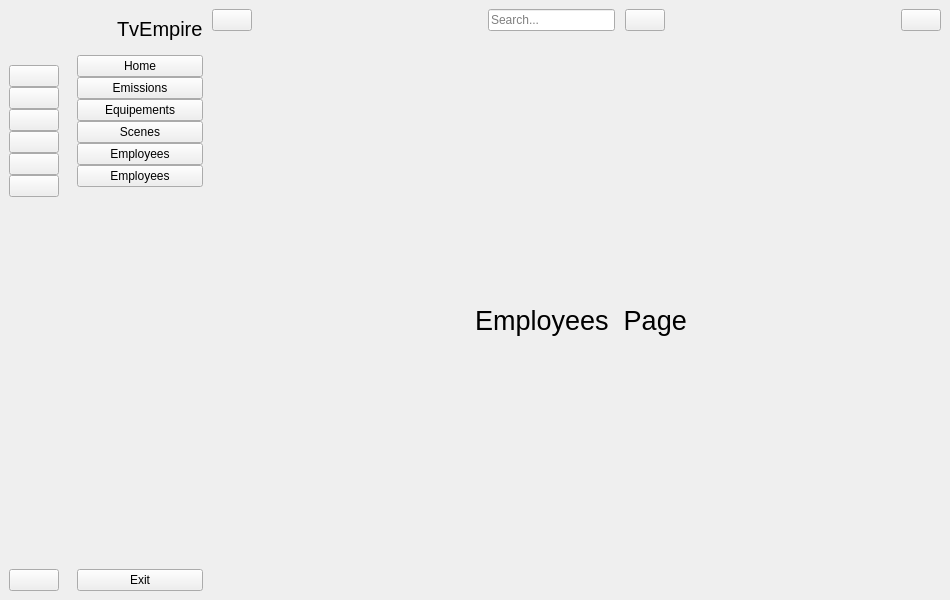
The window that mainwindow.ui (HyperDarkmoon/TVEmpire) describes before a commit, drawn with Qt 5.
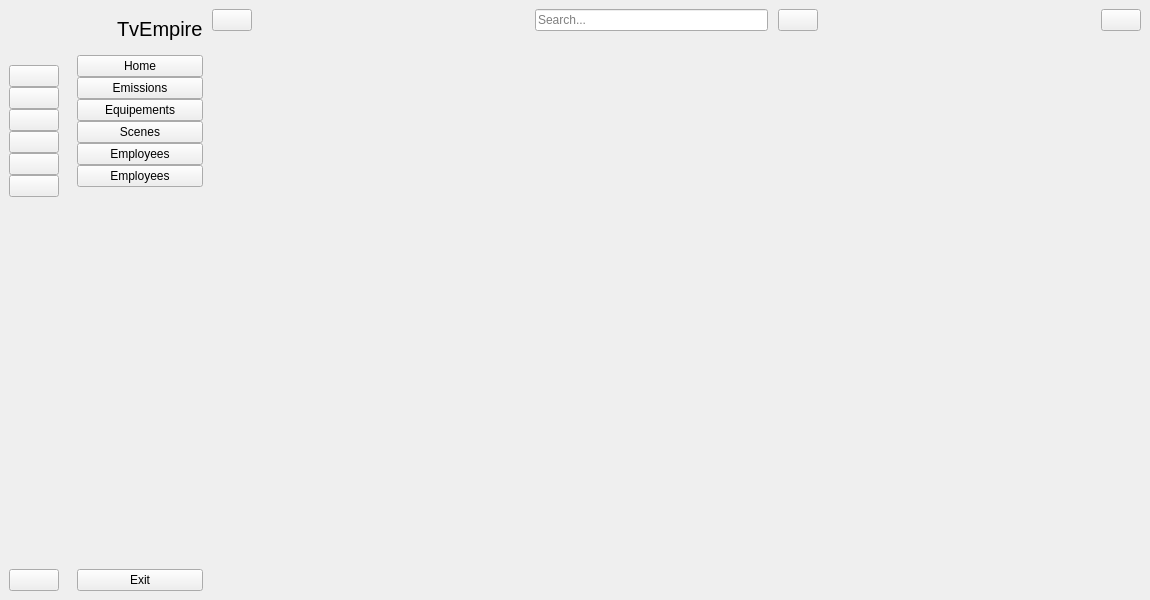
The same window after the commit. The open tabs and pages were chosen to show the change. Icons and pictures are not drawn. Custom widgets are drawn as their Qt base class.

The edit to the form file:
```diff
--- a/mainwindow.ui
+++ b/mainwindow.ui
@@ -6,7 +6,7 @@
    <rect>
     <x>0</x>
     <y>0</y>
-    <width>950</width>
+    <width>1150</width>
     <height>600</height>
    </rect>
   </property>
@@ -669,24 +669,8 @@
            </item>
           </layout>
          </widget>
-         <widget class="QWidget" name="page_5">
-          <layout class="QGridLayout" name="gridLayout_6">
-           <item row="0" column="0">
-            <widget class="QLabel" name="label_8">
-             <property name="font">
-              <font>
-               <pointsize>20</pointsize>
-              </font>
-             </property>
-             <property name="text">
-              <string>Employees  Page</string>
-             </property>
-             <property name="alignment">
-              <set>Qt::AlignCenter</set>
-             </property>
-            </widget>
-           </item>
-          </layout>
+         <widget class="Employee" name="page_5">
+          <layout class="QGridLayout" name="gridLayout_6"/>
          </widget>
          <widget class="QWidget" name="page_6">
           <layout class="QGridLayout" name="gridLayout_7">
@@ -741,6 +725,12 @@
    <header>emission.h</header>
    <container>1</container>
   </customwidget>
+  <customwidget>
+   <class>Employee</class>
+   <extends>QWidget</extends>
+   <header>employee.h</header>
+   <container>1</container>
+  </customwidget>
  </customwidgets>
  <resources>
   <include location="resource.qrc"/>
```
Left out of the diff: 2 changed lines with no effect on the pictures.
